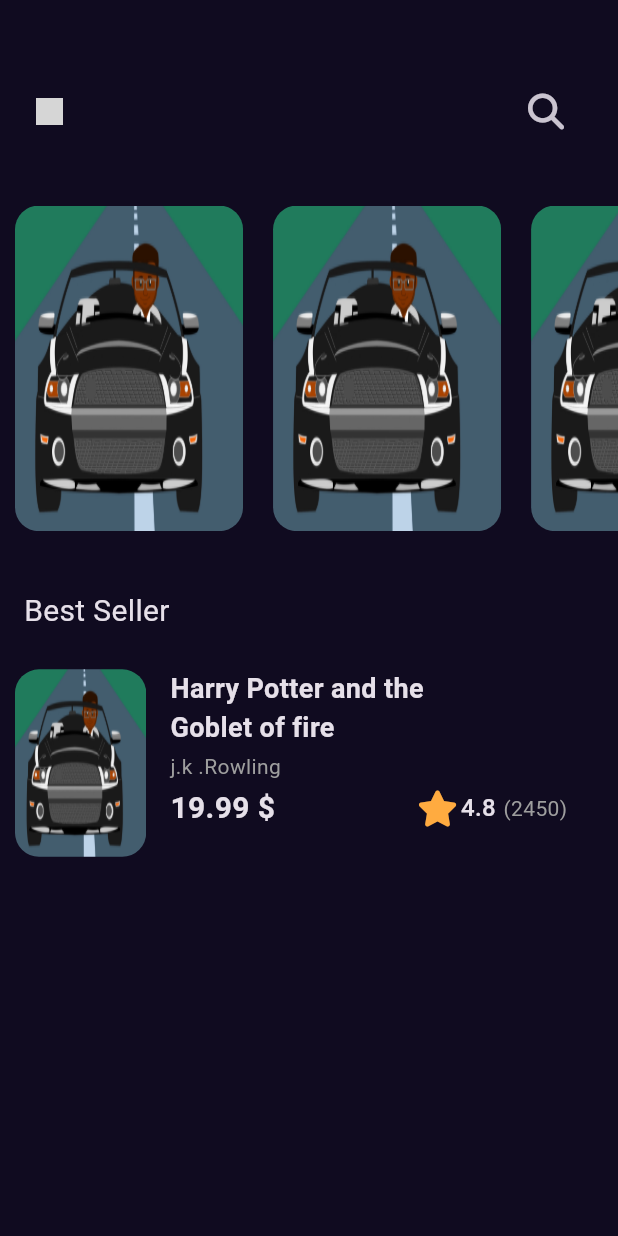
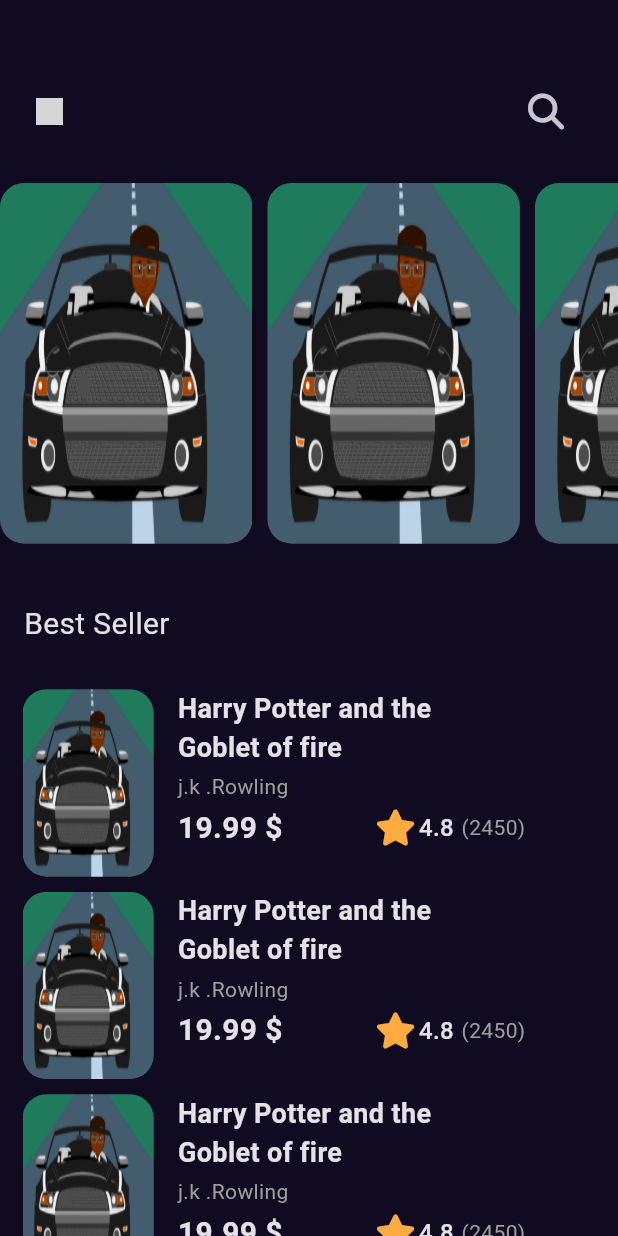
Before and after one commit to m7md015sh/bookly_app, a Flutter app: the screen it shows after launch, on a phone screen of 412 x 824 dp. Run offline on Flutter 3.47's test engine with Material 3 defaults, Android fonts, the phone set to English and light mode, and no system bars; our stand-ins replace font_awesome_flutter, get, google_fonts; grey boxes are pictures that could not be loaded.

Commit message:
add feature best_seller listView to home view

```diff
--- a/lib/features/home/presentation/views/widgets/custom_best_seller_list_view_item.dart
+++ b/lib/features/home/presentation/views/widgets/custom_best_seller_list_view_item.dart
@@ -26,6 +26,7 @@ class BestSellerListViewItem extends StatelessWidget {
             ),
             Padding(
               padding: const EdgeInsets.only(left: 16.0),
+              child: Expanded(
                 child: Column(
                   mainAxisAlignment: MainAxisAlignment.start,
                   crossAxisAlignment: CrossAxisAlignment.start,
@@ -56,7 +57,7 @@ class BestSellerListViewItem extends StatelessWidget {
                           style: Styles.textStyle20
                               .copyWith(fontWeight: FontWeight.bold),
                         ),
-                      SizedBox(width: MediaQuery.of(context).size.width*.23,),
+                        SizedBox(width: MediaQuery.of(context).size.width*.15,),
 
                         Icon(FontAwesomeIcons.solidStar,color: Colors.orangeAccent,),
                         SizedBox(width: 5,),
@@ -69,6 +70,7 @@ class BestSellerListViewItem extends StatelessWidget {
                   ],
                 ),
               ),
+            ),
           ],
         ),
       ),
--- /dev/null
+++ b/lib/features/home/presentation/views/widgets/featured_best_seller_lest_view.dart
@@ -0,0 +1,16 @@
+import 'package:bookly_app/features/home/presentation/views/widgets/custom_best_seller_list_view_item.dart';
+import 'package:flutter/material.dart';
+
+class FeaturedBestSellerLestView extends StatelessWidget {
+  const FeaturedBestSellerLestView({Key? key}) : super(key: key);
+
+  @override
+  Widget build(BuildContext context) {
+    return ListView.builder(physics: NeverScrollableScrollPhysics(),padding: EdgeInsets.zero,itemBuilder: (context,index){
+      return const Padding(
+        padding: EdgeInsets.only(bottom: 5.0,left: 5,right: 5,top: 5),
+        child: BestSellerListViewItem(),
+      );
+    },itemCount: 10,);
+  }
+}
--- a/lib/features/home/presentation/views/widgets/featured_horizontal_books_list_view.dart
+++ b/lib/features/home/presentation/views/widgets/featured_horizontal_books_list_view.dart
@@ -7,13 +7,13 @@ class FeaturedHorizontalBooksListView extends StatelessWidget {
   @override
   Widget build(BuildContext context) {
     return SizedBox(
-      height: MediaQuery.of(context).size.height*0.30,
+      height: MediaQuery.of(context).size.height*0.31,
 
       child: ListView.builder(
           scrollDirection: Axis.horizontal,
           itemBuilder: (context, index) {
             return const Padding(
-              padding: EdgeInsets.symmetric(horizontal:10.0 ,vertical: 15.0),
+              padding: EdgeInsets.only(right:10.0 ,bottom: 15),
               child: CustomListViewItem(),
             );
           }),
--- a/lib/features/home/presentation/views/widgets/home_view_body.dart
+++ b/lib/features/home/presentation/views/widgets/home_view_body.dart
@@ -3,6 +3,7 @@ import 'package:bookly_app/core/utils/styles.dart';
 import 'package:bookly_app/features/home/presentation/views/widgets/custom_app_bar.dart';
 import 'package:bookly_app/features/home/presentation/views/widgets/custom_best_seller_list_view_item.dart';
 import 'package:bookly_app/features/home/presentation/views/widgets/custom_list_view_item.dart';
+import 'package:bookly_app/features/home/presentation/views/widgets/featured_best_seller_lest_view.dart';
 import 'package:bookly_app/features/home/presentation/views/widgets/featured_horizontal_books_list_view.dart';
 import 'package:flutter/material.dart';
 import 'package:font_awesome_flutter/font_awesome_flutter.dart';
@@ -12,7 +13,11 @@ class HomeViewBody extends StatelessWidget {
 
   @override
   Widget build(BuildContext context) {
-    return const Column(
+
+  return  const CustomScrollView(
+      slivers: [
+        SliverToBoxAdapter(
+          child: Column(
             crossAxisAlignment: CrossAxisAlignment.start,
             children: [
               CustomAppBar(),
@@ -22,9 +27,18 @@ class HomeViewBody extends StatelessWidget {
                 padding: EdgeInsets.symmetric(horizontal: 16.0,vertical: 24),
                 child: Text('Best Seller',style: Styles.textStyle20,),
               ),
-        BestSellerListViewItem(),
+              // BestSellerListViewItem(),
+              // FeaturedBestSellerLestView(),
 
             ],
+          )
+        ),
+        SliverFillRemaining(
+          child: FeaturedBestSellerLestView(),
+        )
+      ],
     );
+
+
   }
 }
```
Lines whose indentation alone changed are shown as unchanged.
